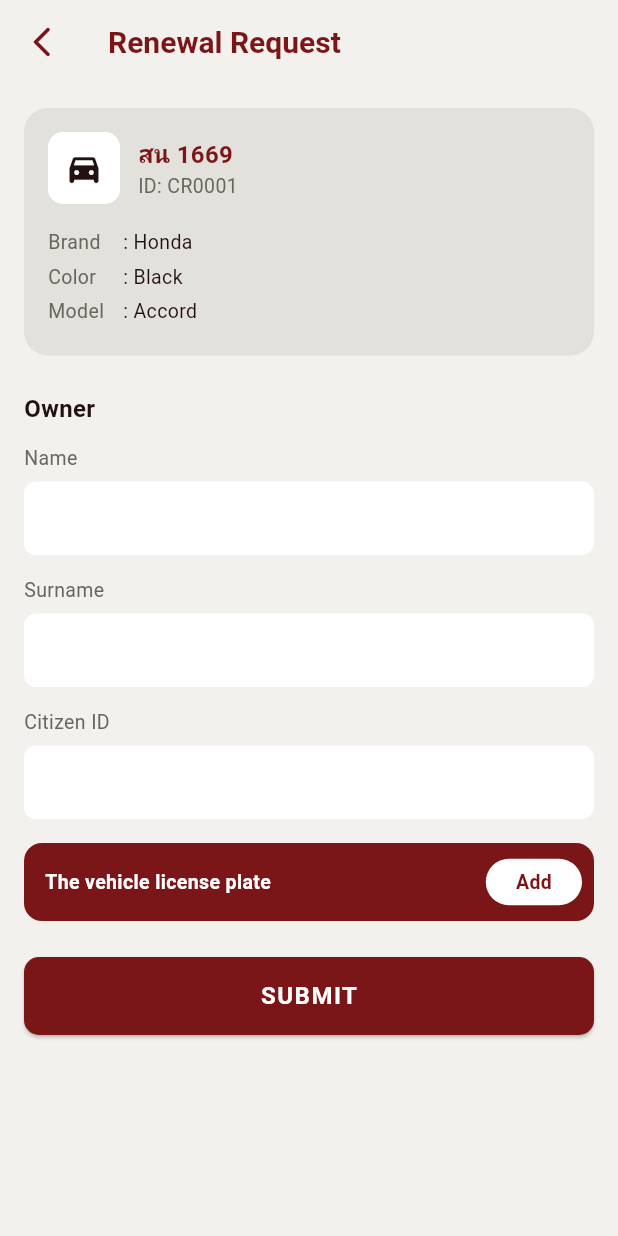
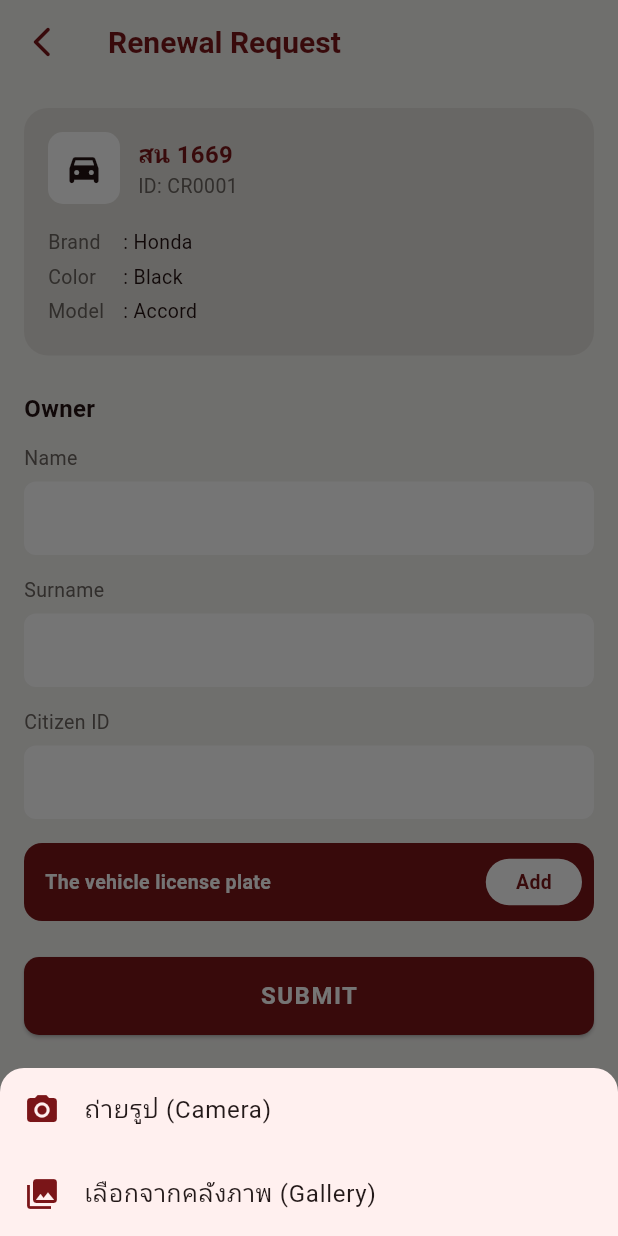
Before and after one commit to Nitiwat-158/ivts-vue, a Flutter app: the RenewalRequestScreen screen opened directly with sample values from the repository, after a tap on "Add", on a phone screen of 412 x 824 dp. Run offline on Flutter 3.47's test engine with Material 3 defaults, Android fonts, the phone set to English and light mode, and no system bars; our stand-ins replace flutter_map, image_picker, latlong2.

Commit message:
update all buttom

```diff
--- /dev/null
+++ b/user-mobile-application/lib/models/camera.dart
@@ -0,0 +1,53 @@
+/// ประเภทกล้อง CCTV:
+/// - gateIn / gateOut: กล้องทางเข้า-ออกมหาวิทยาลัย (ใช้ตัดสิน active/completed trip)
+/// - internal: กล้องภายในพื้นที่มหาลัย (ใช้แสดง waypoint เท่านั้น ไม่กระทบสถานะ trip)
+///
+/// TODO: field นี้ (camera_type) ยังไม่มีจริงใน collection `cctvs` ต้องแจ้งทีม backend
+/// เพิ่ม field นี้เข้าไป — ตอนนี้ mock ไว้ก่อนเพื่อให้โครงสร้างฝั่ง Flutter พร้อมใช้งาน
+enum CameraType { gateIn, gateOut, internal }
+
+class Camera {
+  final String id; // Backend: '_id'
+  final String name; // Backend: 'camera_name'
+  final double latitude; // Backend: 'location.latitude'
+  final double longitude; // Backend: 'location.longitude'
+  final CameraType type; // Backend: (PENDING) 'camera_type'
+
+  const Camera({
+    required this.id,
+    required this.name,
+    required this.latitude,
+    required this.longitude,
+    required this.type,
+  });
+
+  factory Camera.fromJson(Map<String, dynamic> json) {
+    // Parse location sub-document
+    final location = json['location'] as Map<String, dynamic>? ?? {};
+
+    // TODO: 'camera_type' field is currently missing in the backend schema.
+    // Defaulting to 'internal' for now. Once the backend adds this field, parse it here.
+    final typeString = json['camera_type'] as String?;
+    CameraType parsedType;
+    switch (typeString) {
+      case 'gateIn':
+        parsedType = CameraType.gateIn;
+        break;
+      case 'gateOut':
+        parsedType = CameraType.gateOut;
+        break;
+      case 'internal':
+      default:
+        parsedType = CameraType.internal;
+        break;
+    }
+
+    return Camera(
+      id: json['_id']?.toString() ?? '',
+      name: json['camera_name'] ?? 'Unknown Camera',
+      latitude: (location['latitude'] as num?)?.toDouble() ?? 0.0,
+      longitude: (location['longitude'] as num?)?.toDouble() ?? 0.0,
+      type: parsedType,
+    );
+  }
+}
--- a/user-mobile-application/lib/screens/renewal_request_screen.dart
+++ b/user-mobile-application/lib/screens/renewal_request_screen.dart
@@ -1,4 +1,6 @@
+import 'dart:io';
 import 'package:flutter/material.dart';
+import 'package:image_picker/image_picker.dart';
 import '../models/vehicle.dart';
 import '../theme/app_theme.dart';
 
@@ -15,6 +17,55 @@ class _RenewalRequestScreenState extends State<RenewalRequestScreen> {
   final _nameController = TextEditingController();
   final _surnameController = TextEditingController();
   final _citizenIdController = TextEditingController();
+
+  File? _licensePlateFile;
+  final ImagePicker _picker = ImagePicker();
+
+  Future<void> _pickImage(ImageSource source) async {
+    try {
+      final picked = await _picker.pickImage(source: source);
+      if (picked != null) {
+        setState(() {
+          _licensePlateFile = File(picked.path);
+        });
+      }
+    } catch (e) {
+      debugPrint('Error picking image: $e');
+    }
+  }
+
+  void _showAttachOptions() {
+    showModalBottomSheet(
+      context: context,
+      shape: const RoundedRectangleBorder(
+        borderRadius: BorderRadius.vertical(top: Radius.circular(16)),
+      ),
+      builder: (ctx) {
+        return SafeArea(
+          child: Wrap(
+            children: [
+              ListTile(
+                leading: const Icon(Icons.photo_camera, color: AppColors.primary),
+                title: const Text('ถ่ายรูป (Camera)'),
+                onTap: () {
+                  Navigator.pop(ctx);
+                  _pickImage(ImageSource.camera);
+                },
+              ),
+              ListTile(
+                leading: const Icon(Icons.photo_library, color: AppColors.primary),
+                title: const Text('เลือกจากคลังภาพ (Gallery)'),
+                onTap: () {
+                  Navigator.pop(ctx);
+                  _pickImage(ImageSource.gallery);
+                },
+              ),
+            ],
+          ),
+        );
+      },
+    );
+  }
 
   @override
   void dispose() {
@@ -210,7 +261,8 @@ class _RenewalRequestScreenState extends State<RenewalRequestScreen> {
             // Upload Photo Row
             _UploadRow(
               label: 'The vehicle license plate',
-              onAddTap: () {},
+              isAdded: _licensePlateFile != null,
+              onAddTap: _showAttachOptions,
             ),
             const SizedBox(height: 24),
 
@@ -312,8 +364,9 @@ class _InputField extends StatelessWidget {
 class _UploadRow extends StatelessWidget {
   final String label;
   final VoidCallback onAddTap;
+  final bool isAdded;
 
-  const _UploadRow({required this.label, required this.onAddTap});
+  const _UploadRow({required this.label, required this.onAddTap, this.isAdded = false});
 
   @override
   Widget build(BuildContext context) {
@@ -345,13 +398,22 @@ class _UploadRow extends StatelessWidget {
                 color: Colors.white,
                 borderRadius: BorderRadius.circular(20),
               ),
-              child: const Text(
-                'Add',
-                style: TextStyle(
-                  color: AppColors.primary,
-                  fontWeight: FontWeight.w700,
-                  fontSize: 13,
-                ),
+              child: Row(
+                mainAxisSize: MainAxisSize.min,
+                children: [
+                  if (isAdded) ...[
+                    const Icon(Icons.check_circle, color: AppColors.success, size: 16),
+                    const SizedBox(width: 4),
+                  ],
+                  Text(
+                    isAdded ? 'Added' : 'Add',
+                    style: TextStyle(
+                      color: isAdded ? AppColors.success : AppColors.primary,
+                      fontWeight: FontWeight.w700,
+                      fontSize: 13,
+                    ),
+                  ),
+                ],
               ),
             ),
           ),
```
Also changed, not shown: user-mobile-application/lib/models/tracking_log.dart (added, +22 -0 lines), user-mobile-application/lib/screens/add_vehicle_screen.dart (+78 -10 lines), user-mobile-application/lib/utils/trip_session_service.dart (added, +141 -0 lines), 1 other file.
